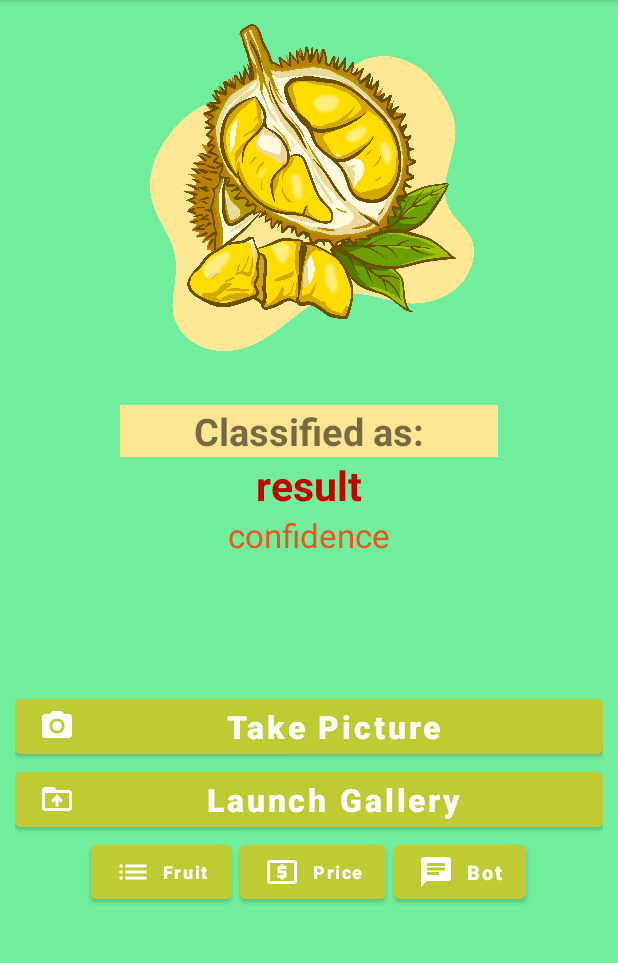
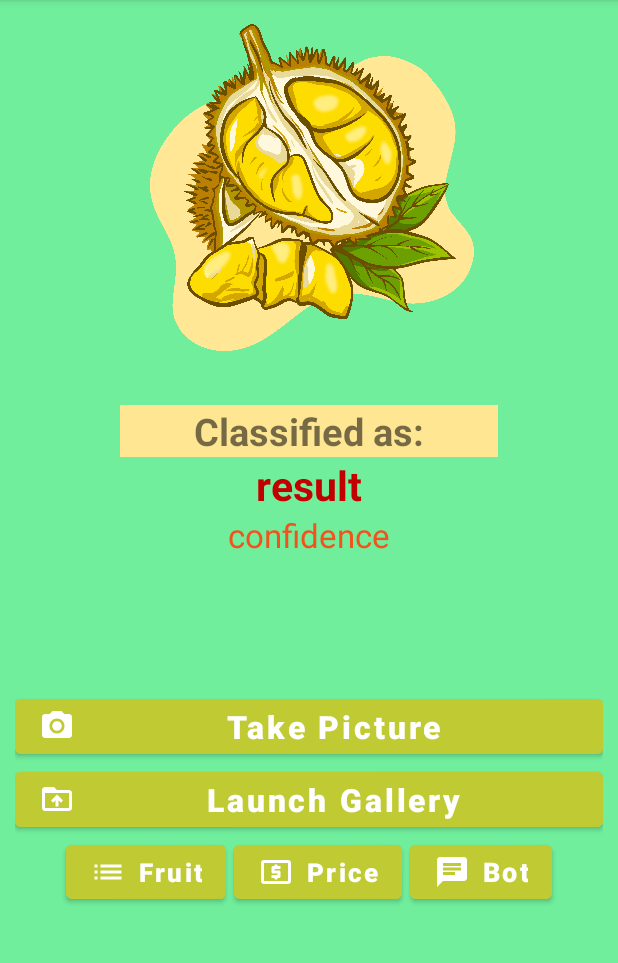
Before and after one commit to zakirzikri12/Fruit_Recognition, an Android app: the screen it shows after launch (MainActivity), on a phone screen of 412 x 824 dp, the part 84-1047 px from its top. Run offline under Robolectric (Android 15) with nearby library versions, the phone set to English and light mode, and no system bars; libraries missing offline, so code that uses them is left out: org.tensorflow.lite.

Commit message:
18th commit: fix button ui

```diff
--- a/app/src/main/res/layout/activity_main.xml
+++ b/app/src/main/res/layout/activity_main.xml
@@ -129,7 +129,7 @@
                 android:autoSizeTextType="uniform"
                 android:backgroundTint="#C0CA33"
                 android:textAllCaps="false"
-                android:textSize="12sp"
+                android:textSize="17sp"
                 android:textStyle="bold"
                 app:icon="@drawable/baseline_list_24" />
 
@@ -142,7 +142,7 @@
                 android:layout_marginLeft="5dp"
                 android:backgroundTint="#C0CA33"
                 android:textAllCaps="false"
-                android:textSize="12sp"
+                android:textSize="17sp"
                 android:textStyle="bold"
                 app:icon="@drawable/baseline_local_atm_24" />
 
@@ -155,7 +155,7 @@
                 android:layout_marginLeft="5dp"
                 android:backgroundTint="#C0CA33"
                 android:textAllCaps="false"
-                android:textSize="12sp"
+                android:textSize="17sp"
                 android:textStyle="bold"
                 app:icon="@drawable/baseline_chat_24" />
 
```
